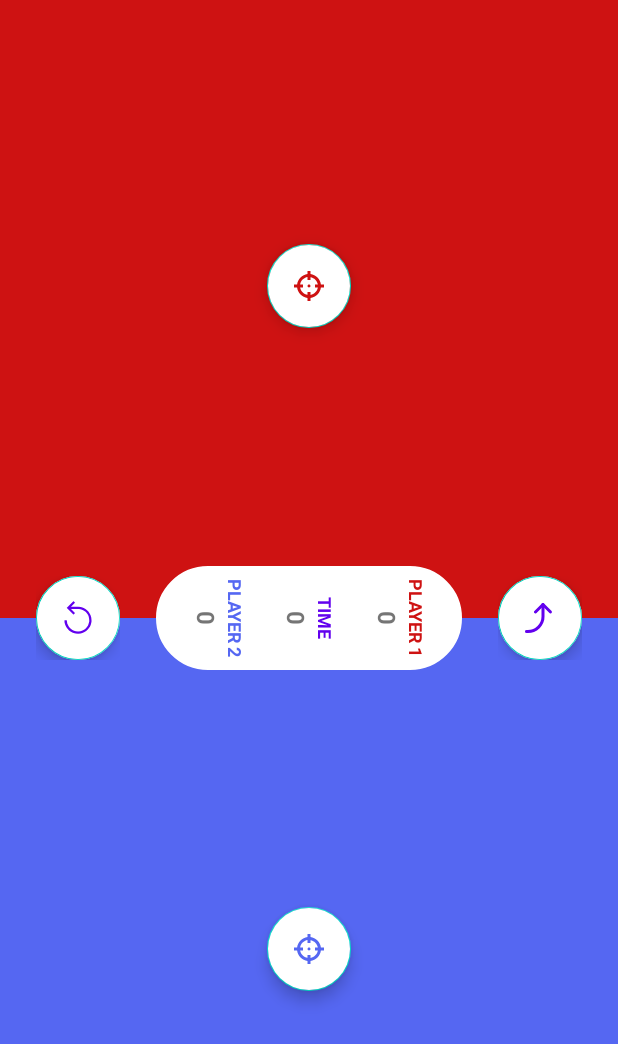
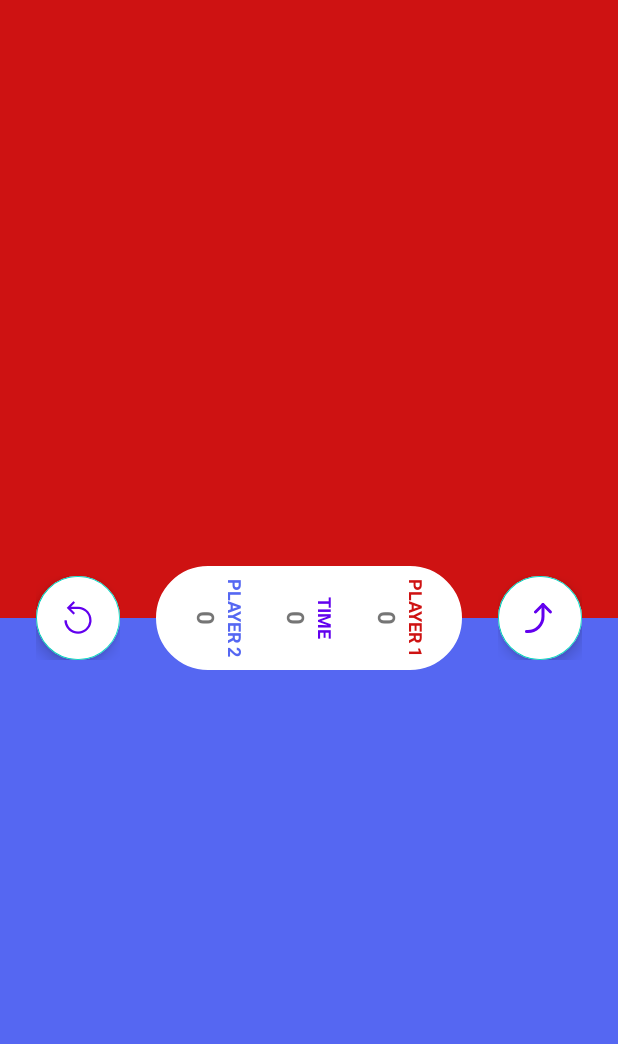
Before and after one commit to yoihenken/DuelFastTap, an Android app: the layout activity_mode1.xml on its own in the app's theme, with its tools: preview values and no code run, on a phone screen of 412 x 824 dp. Shown: the top 1044 px of the screen. Run offline under Robolectric (Android 15) with nearby library versions, the phone set to English and light mode, and no system bars.

Commit message:
change icon

```diff
--- a/app/build.gradle
+++ b/app/build.gradle
@@ -15,7 +15,7 @@ android {
         targetSdkVersion 30
         versionCode 1
         versionName "1.0"
-
+        vectorDrawables.useSupportLibrary = true
         testInstrumentationRunner "androidx.test.runner.AndroidJUnitRunner"
     }
 
--- a/app/src/main/res/layout/activity_mode1.xml
+++ b/app/src/main/res/layout/activity_mode1.xml
@@ -36,7 +36,8 @@
             android:layout_height="wrap_content"
             android:layout_gravity="center"
             android:backgroundTint="@color/white"
-            android:src="@drawable/ic_target_24"
+            android:visibility="invisible"
+            app:srcCompat="@drawable/ic_target_24"
             app:fabSize="normal"
             app:rippleColor="@color/white"
             app:tint="@color/player_1" />
@@ -70,7 +71,8 @@
             android:layout_height="wrap_content"
             android:layout_gravity="center"
             android:backgroundTint="@color/white"
-            android:src="@drawable/ic_target_24"
+            android:visibility="invisible"
+            app:srcCompat="@drawable/ic_target_24"
             app:fabSize="normal"
             app:rippleColor="@color/white"
             app:tint="@color/player_2" />
@@ -202,7 +204,7 @@
             android:backgroundTint="@color/white"
             android:gravity="center"
             android:rotation="90"
-            android:src="@drawable/ic_back_arrow_24"
+            app:srcCompat="@drawable/ic_back_arrow_24"
             app:fabSize="normal"
             app:tint="@color/purple_500" />
 
@@ -226,7 +228,7 @@
             android:backgroundTint="@color/white"
             android:gravity="center"
             android:rotation="90"
-            android:src="@drawable/ic_reset_arrow_24"
+            app:srcCompat="@drawable/ic_reset_arrow_24"
             app:fabSize="normal"
             app:tint="@color/purple_500" />
 
```
